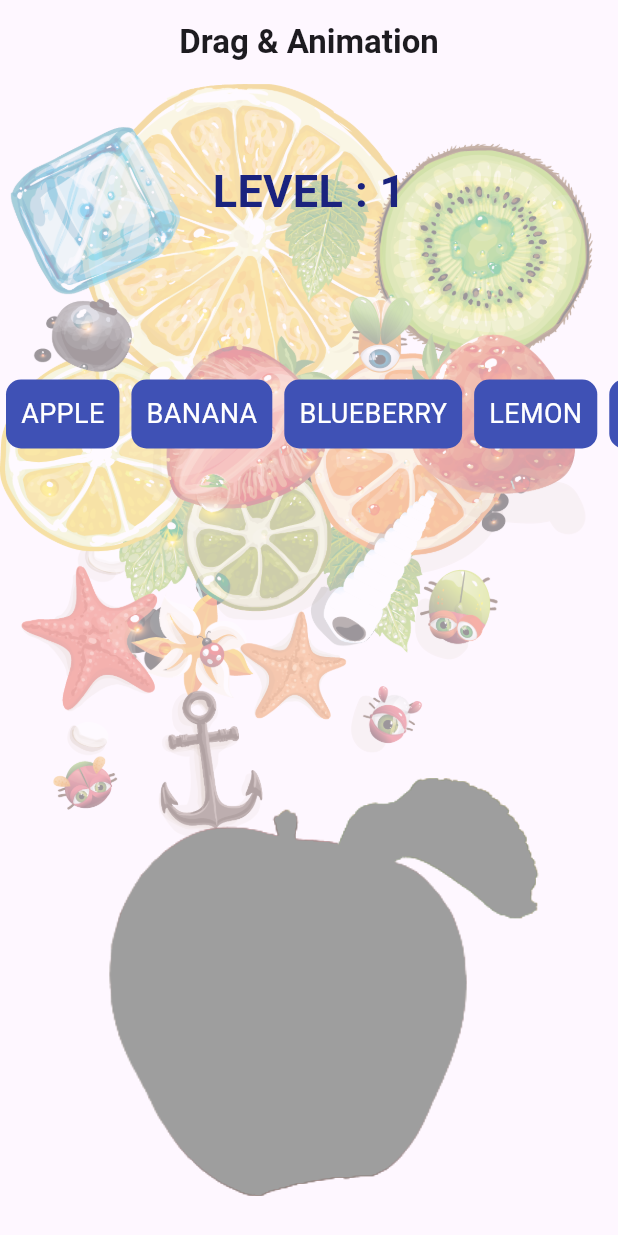
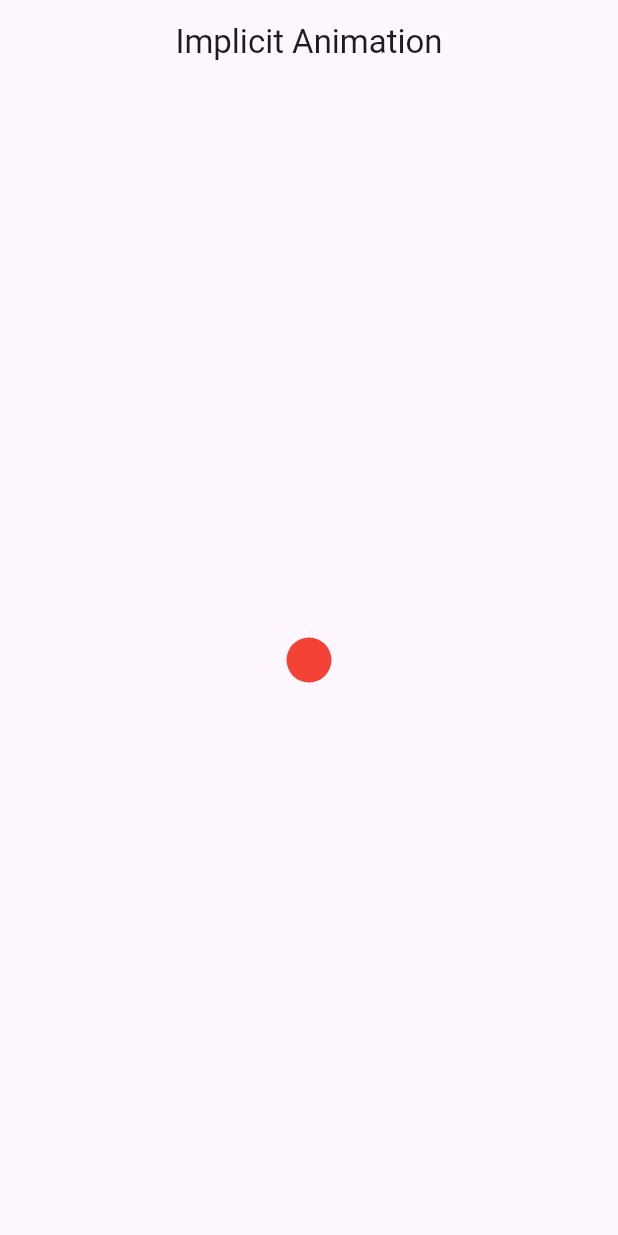
Before and after one commit to hirenkhasatiya/animation, a Flutter app: the screen it shows after launch, on a phone screen of 412 x 824 dp. Run offline on Flutter 3.47's test engine with Material 2 defaults, Android fonts, the phone set to English and light mode, and no system bars; our stand-ins replace confetti; missing offline and left inert: flutter_vibrate.

Commit message:
drage animation

```diff
--- a/drag_animation/lib/main.dart
+++ b/drag_animation/lib/main.dart
@@ -1,5 +1,6 @@
 import 'package:drag_animation/views/screens/detail_page.dart';
 import 'package:drag_animation/views/screens/homePage.dart';
+import 'package:drag_animation/views/screens/implicit_animation.dart';
 import 'package:flutter/material.dart';
 
 void main() {
@@ -16,9 +17,11 @@ class MyApp extends StatelessWidget {
       theme: ThemeData(
         useMaterial3: true,
       ),
+      initialRoute: "Animation_Page",
       routes: {
         '/': (context) => HomePage(),
         'Detail_Page': (context) => DetailPage(),
+        'Animation_Page': (context) => ImplicitAnimation(),
       },
     );
   }
--- a/drag_animation/lib/views/screens/detail_page.dart
+++ b/drag_animation/lib/views/screens/detail_page.dart
@@ -53,7 +53,7 @@ class _DetailPageState extends State<DetailPage> {
               ),
             ),
             Text(
-              "YOUR SCORE : ${data.toUpperCase()}",
+              "CORRECT IT'S : ${data.toUpperCase()}",
               style: TextStyle(fontSize: 30),
             ),
             Hero(
--- a/drag_animation/lib/views/screens/implicit_animation.dart
+++ b/drag_animation/lib/views/screens/implicit_animation.dart
@@ -0,0 +1,176 @@
+import 'package:flutter/material.dart';
+
+class ImplicitAnimation extends StatefulWidget {
+  const ImplicitAnimation({super.key});
+
+  @override
+  State<ImplicitAnimation> createState() => _ImplicitAnimationState();
+}
+
+class _ImplicitAnimationState extends State<ImplicitAnimation> {
+  @override
+  Widget build(BuildContext context) {
+    return Scaffold(
+      appBar: AppBar(
+        title: const Text("Implicit Animation"),
+        centerTitle: true,
+      ),
+      body: Center(
+        child: Stack(
+          children: [
+            // TweenAnimationBuilder(
+            //   tween: Tween(begin: 100.0, end: 400.0),
+            //   duration: Duration(seconds: 4),
+            //   curve: Curves.bounceInOut,
+            //   builder: (context, value, child) => Center(
+            //     child: Container(
+            //       decoration: BoxDecoration(
+            //         color: Colors.green,
+            //         shape: BoxShape.circle,
+            //       ),
+            //       height: value,
+            //       width: value,
+            //     ),
+            //   ),
+            // ),
+            // TweenAnimationBuilder(
+            //     tween: Tween(begin: 0.0, end: 90.0),
+            //     duration: Duration(seconds: 4),
+            //     curve: Curves.bounceInOut,
+            //     builder: (context, value, child) => Center(
+            //           child: Opacity(
+            //             opacity: value / 100,
+            //             child: Text(
+            //               "Hello World",
+            //               style: TextStyle(
+            //                   fontSize: value - 20, color: Colors.white),
+            //             ),
+            //           ),
+            //         )),
+            // TweenAnimationBuilder(
+            //   tween: Tween(begin: 0.0, end: 230.0),
+            //   duration: Duration(seconds: 2),
+            //   curve: Curves.bounceOut,
+            //   builder: (context, value, child) => Center(
+            //     child: AnimatedContainer(
+            //       curve: Curves.bounceIn,
+            //       duration: Duration(seconds: 2),
+            //       decoration: BoxDecoration(
+            //         color: Colors.red.shade50,
+            //         shape: BoxShape.circle,
+            //       ),
+            //       height: value,
+            //       width: value,
+            //     ),
+            //   ),
+            // ),
+            // TweenAnimationBuilder(
+            //   tween: Tween(begin: 0.0, end: 200.0),
+            //   duration: Duration(seconds: 2),
+            //   curve: Curves.bounceIn,
+            //   builder: (context, value, child) => Center(
+            //     child: AnimatedContainer(
+            //       curve: Curves.bounceIn,
+            //       duration: Duration(seconds: 2),
+            //       decoration: BoxDecoration(
+            //         color: Colors.red.shade100,
+            //         shape: BoxShape.circle,
+            //       ),
+            //       height: value,
+            //       width: value,
+            //     ),
+            //   ),
+            // ),
+            // TweenAnimationBuilder(
+            //   tween: Tween(begin: 0.0, end: 170.0),
+            //   duration: Duration(seconds: 2),
+            //   curve: Curves.bounceOut,
+            //   builder: (context, value, child) => Center(
+            //     child: AnimatedContainer(
+            //       curve: Curves.bounceIn,
+            //       duration: Duration(seconds: 2),
+            //       decoration: BoxDecoration(
+            //         color: Colors.red.shade200,
+            //         shape: BoxShape.circle,
+            //       ),
+            //       height: value,
+            //       width: value,
+            //     ),
+            //   ),
+            // ),
+            // TweenAnimationBuilder(
+            //   tween: Tween(begin: 0.0, end: 140.0),
+            //   duration: Duration(seconds: 2),
+            //   curve: Curves.bounceIn,
+            //   builder: (context, value, child) => Center(
+            //     child: AnimatedContainer(
+            //       curve: Curves.bounceIn,
+            //       duration: Duration(seconds: 2),
+            //       decoration: BoxDecoration(
+            //         color: Colors.red.shade300,
+            //         shape: BoxShape.circle,
+            //       ),
+            //       height: value,
+            //       width: value,
+            //     ),
+            //   ),
+            // ),
+            // TweenAnimationBuilder(
+            //   tween: Tween(begin: 0.0, end: 110.0),
+            //   duration: Duration(seconds: 2),
+            //   curve: Curves.bounceOut,
+            //   builder: (context, value, child) => Center(
+            //     child: AnimatedContainer(
+            //       curve: Curves.bounceIn,
+            //       duration: Duration(seconds: 2),
+            //       decoration: BoxDecoration(
+            //         color: Colors.red.shade400,
+            //         shape: BoxShape.circle,
+            //       ),
+            //       height: value,
+            //       width: value,
+            //     ),
+            //   ),
+            // ),
+            // TweenAnimationBuilder(
+            //   tween: Tween(begin: 0.0, end: 70.0),
+            //   duration: Duration(seconds: 2),
+            //   curve: Curves.bounceIn,
+            //   builder: (context, value, child) => Center(
+            //     child: AnimatedContainer(
+            //       curve: Curves.bounceIn,
+            //       duration: Duration(seconds: 2),
+            //       decoration: BoxDecoration(
+            //         color: Colors.red.shade500,
+            //         shape: BoxShape.circle,
+            //       ),
+            //       height: value,
+            //       width: value,
+            //     ),
+            //   ),
+            // ),
+            TweenAnimationBuilder(
+              tween: Tween(begin: -1.1, end: 0.0),
+              duration: Duration(seconds: 2),
+              curve: Curves.bounceOut,
+              builder: (context, value, child) => Center(
+                child: Align(
+                  alignment: AlignmentDirectional(value, value),
+                  child: AnimatedContainer(
+                    curve: Curves.bounceIn,
+                    duration: Duration(seconds: 2),
+                    decoration: BoxDecoration(
+                      color: Colors.red.shade500,
+                      shape: BoxShape.circle,
+                    ),
+                    height: 30,
+                  ),
+                ),
+              ),
+            ),
+          ],
+        ),
+      ),
+    );
+  }
+}
```
